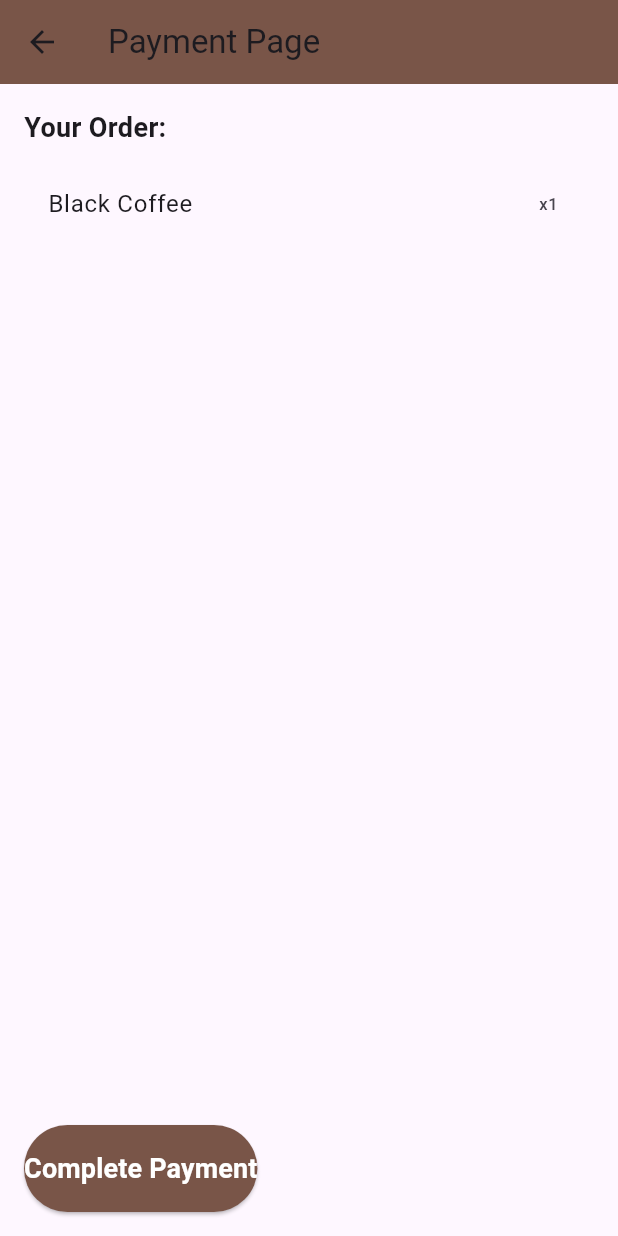
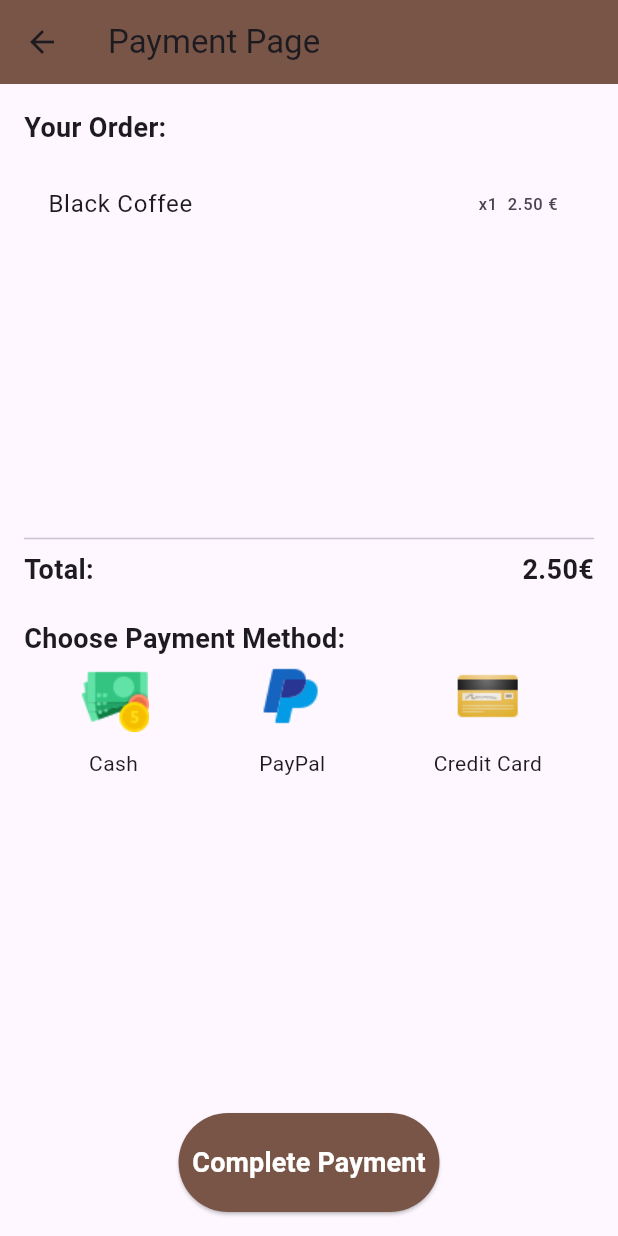
Before and after one commit to Onioncak/Cat-Coffee, a Flutter app: the CoffeePage screen opened directly, after a tap on the "add" icon, after a tap on "Proceed to Payment", on a phone screen of 412 x 824 dp. Run offline on Flutter 3.47's test engine with Material 3 defaults, Android fonts, the phone set to English and light mode, and no system bars; our stand-ins replace shared_preferences; accounts and stored records are empty.

Commit message:
Add payment methode

```diff
--- a/lib/coffee_page.dart
+++ b/lib/coffee_page.dart
@@ -41,7 +41,7 @@ class _CoffeePageState extends State<CoffeePage> {
             Text('Have a coffee?'),
             SizedBox(width: 8),
             Image.asset(
-              'Icons/icon-coffee-beans.png',
+              'assets/Icons/icon-coffee-beans.png',
               width: 30,
               height: 30,
             ),
@@ -133,7 +133,9 @@ class _CoffeePageState extends State<CoffeePage> {
                 Navigator.push(
                   context,
                   MaterialPageRoute(
-                    builder: (context) => PaymentPage(selectedItems: quantities),
+                    builder: (context) => PaymentPage(
+                      selectedItems: quantities,
+                    ),
                   ),
                 );
               },
--- a/lib/payment_page.dart
+++ b/lib/payment_page.dart
@@ -1,15 +1,47 @@
 import 'package:flutter/material.dart';
+import 'invoice_page.dart';
 
-class PaymentPage extends StatelessWidget {
+class PaymentPage extends StatefulWidget {
   final Map<String, int> selectedItems;
 
   const PaymentPage({Key? key, required this.selectedItems}) : super(key: key);
 
   @override
+  _PaymentPageState createState() => _PaymentPageState();
+}
+
+class _PaymentPageState extends State<PaymentPage> {
+  String? selectedPaymentMethod;
+  double totalAmount = 0.0;
+
+  @override
+  void initState() {
+    super.initState();
+    // Berechne die Gesamtsumme der Bestellung
+    totalAmount = widget.selectedItems.entries.fold(0.0, (sum, entry) {
+      final price = _getPrice(entry.key);
+      return sum + (price * entry.value);
+    });
+  }
+
+  // Funktion, um den Preis für jedes Produkt zu erhalten
+  double _getPrice(String productName) {
+    final prices = {
+      'Black Coffee': 2.5,
+      'Cacao': 3.0,
+      'Cappuccino': 4.0,
+      'Espresso': 2.0,
+      'Milk': 1.5,
+    };
+
+    return prices[productName] ?? 0.0;
+  }
+
+  @override
   Widget build(BuildContext context) {
-    final selectedProducts = selectedItems.entries
+    final selectedProducts = widget.selectedItems.entries
         .where((entry) => entry.value > 0)
-        .toList(); // Nur ausgewählte Artikel
+        .toList();
 
     return Scaffold(
       appBar: AppBar(
@@ -31,24 +63,69 @@ class PaymentPage extends StatelessWidget {
                 itemCount: selectedProducts.length,
                 itemBuilder: (context, index) {
                   final item = selectedProducts[index];
+                  final price = _getPrice(item.key);
                   return ListTile(
                     title: Text(item.key),
-                    trailing: Text('x${item.value}'),
+                    trailing: Text('x${item.value}  ${(_getPrice(item.key) * item.value).toStringAsFixed(2)} €'),
                   );
                 },
               ),
             ),
-            ElevatedButton(
+            SizedBox(height: 20),
+            Divider(),  // Trennlinie vor der Total-Anzeige
+            Row(
+              mainAxisAlignment: MainAxisAlignment.spaceBetween,
+              children: [
+                Text(
+                  'Total:',
+                  style: TextStyle(fontSize: 18, fontWeight: FontWeight.bold),
+                ),
+                Text(
+                  '${totalAmount.toStringAsFixed(2)}€',
+                  style: TextStyle(fontSize: 18, fontWeight: FontWeight.bold),
+                ),
+              ],
+            ),
+            SizedBox(height: 20),
+            Text(
+              'Choose Payment Method:',
+              style: TextStyle(fontSize: 18, fontWeight: FontWeight.bold),
+            ),
+            Row(
+              mainAxisAlignment: MainAxisAlignment.spaceAround,
+              children: [
+                _buildPaymentMethodIcon('icons_cash.png', 'Cash'),
+                _buildPaymentMethodIcon('icons_paypal.png', 'PayPal'),
+                _buildPaymentMethodIcon('icons_credit_card.png', 'Credit Card'),
+              ],
+            ),
+            Spacer(),
+            Align(
+              alignment: Alignment.bottomCenter,
+              child: ElevatedButton(
                 onPressed: () {
-                // Payment logic
+                  if (selectedPaymentMethod != null) {
+                    Navigator.push(
+                      context,
+                      MaterialPageRoute(
+                        builder: (context) => InvoicePage(
+                          selectedItems: widget.selectedItems,
+                          totalAmount: totalAmount,
+                          paymentMethod: selectedPaymentMethod!,
+                        ),
+                      ),
+                    );
+                  }
                 },
                 style: ElevatedButton.styleFrom(
                   backgroundColor: Colors.brown,
-                padding: const EdgeInsets.symmetric(vertical: 16.0),
+                  padding: const EdgeInsets.symmetric(vertical: 20.0),
+
                 ),
                 child: Text(
-                'Complete Payment',
+                  '  Complete Payment  ',
                   style: TextStyle(fontSize: 18, fontWeight: FontWeight.bold, color: Colors.white),
+                ),
               ),
             ),
           ],
@@ -56,4 +133,41 @@ class PaymentPage extends StatelessWidget {
       ),
     );
   }
+
+  Widget _buildPaymentMethodIcon(String iconName, String paymentMethod) {
+    bool isSelected = selectedPaymentMethod == paymentMethod;
+
+    return GestureDetector(
+      onTap: () {
+        setState(() {
+          selectedPaymentMethod = paymentMethod;
+        });
+      },
+      child: Column(
+        children: [
+          Stack(
+            children: [
+              Image.asset(
+                'assets/Icons/$iconName',
+                width: 50,
+                height: 50,
+              ),
+              if (isSelected)
+                Positioned(
+                  top: 0,
+                  right: 0,
+                  child: Icon(
+                    Icons.check_circle,
+                    color: Colors.green,
+                    size: 30,
+                  ),
+                ),
+            ],
+          ),
+          SizedBox(height: 10),
+          Text(paymentMethod),
+        ],
+      ),
+    );
   }
+}
--- a/pubspec.yaml
+++ b/pubspec.yaml
@@ -107,4 +107,6 @@ flutter:
     - assets/capuccino.jpg
     - assets/espresso.jpg
     - assets/milk.jpg
-    - Icons/
+    - assets/default_cat.jpg
+    - assets/payment_success.jpg
+    - assets/Icons/
```
Also changed, not shown: lib/invoice_page.dart (added, +86 -0 lines), Icons/icon-appointment.png (deleted), Icons/icon-home.png (deleted), assets/Icons/icon-appointment.png (added), assets/Icons/icon-coffee-beans.png (renamed from Icons/icon-coffee-beans.png), assets/Icons/icon-home.png (added), assets/Icons/icons_cash.png (added), assets/Icons/icons_credit_card.png (added), assets/Icons/icons_paypal.png (added), assets/default_cat.jpg (added), assets/payment_success.png (added). Lines whose indentation alone changed are shown as unchanged.
